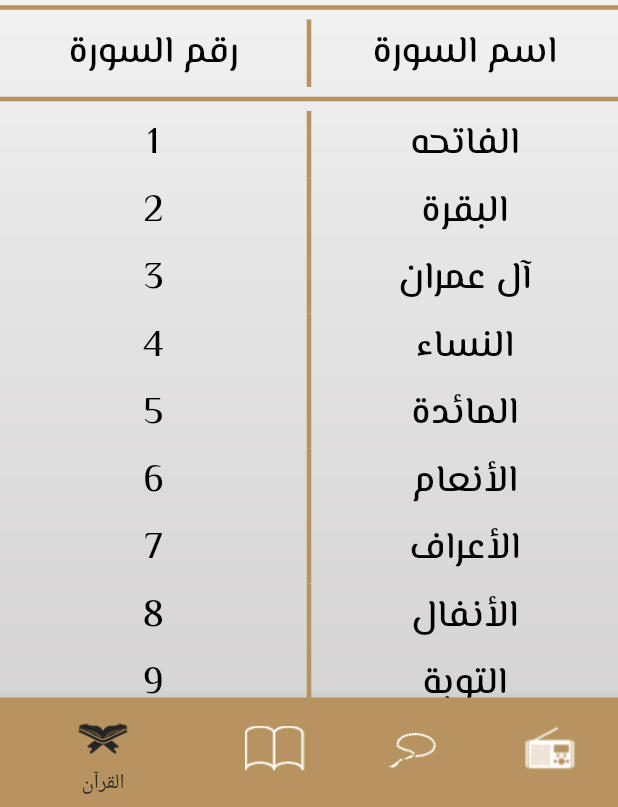
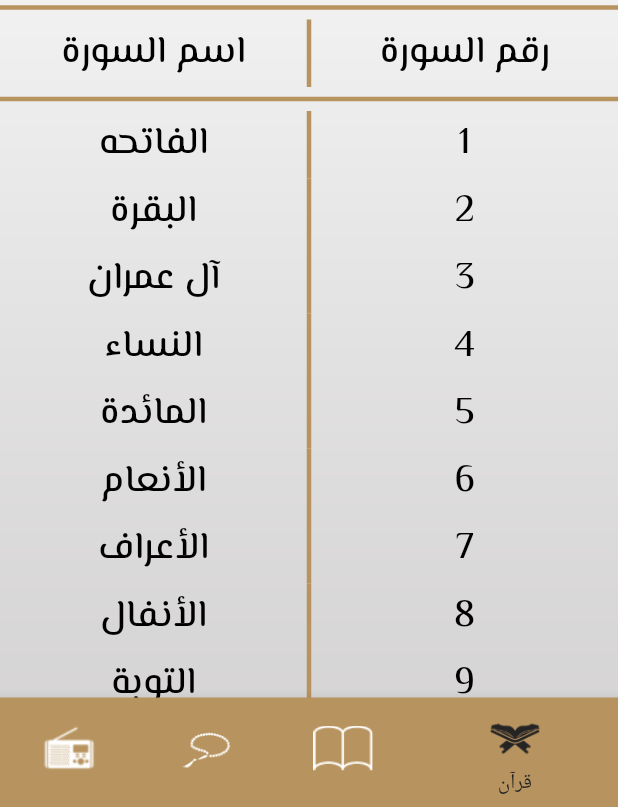
Before and after one commit to maryamyasserr/islami_application, a Flutter app: the screen it shows after launch, on a phone screen of 412 x 824 dp, the part 429-1236 px from its top. Run offline on Flutter 3.47's test engine with Material 2 defaults, Android fonts, the phone set to English and light mode, and no system bars; our stand-ins replace google_fonts; generated files the repository leaves out were written again.

```diff
--- /dev/null
+++ b/l10n.yaml
@@ -0,0 +1,3 @@
+arb-dir: lib/l10n
+template-arb-file: app_en.arb
+output-localization-file: app_localizations.dart
--- a/lib/home/home_screen.dart
+++ b/lib/home/home_screen.dart
@@ -3,6 +3,7 @@ import 'package:islami_app/home/hadeth/hadeth_tab.dart';
 import 'package:islami_app/home/quran/quran_tab.dart';
 import 'package:islami_app/home/radio/radio_tab.dart';
 import 'package:islami_app/home/sebha/sebha_tab.dart';
+import 'package:flutter_gen/gen_l10n/app_localizations.dart';
 
 class HomeScreen extends StatefulWidget {
   static const String routeName = 'HomeScreen';
@@ -27,7 +28,7 @@ class _HomeScreenState extends State<HomeScreen> {
         Scaffold(
           appBar: AppBar(
             title: Text(
-              'إسلامي',
+              AppLocalizations.of(context)!.islami,
               style: Theme.of(context).textTheme.titleLarge,
             ),
           ),
@@ -46,17 +47,17 @@ class _HomeScreenState extends State<HomeScreen> {
                     icon: ImageIcon(AssetImage(
                       'assets/images/icon_quran.png',
                     )),
-                    label: 'القرآن'),
+                    label: AppLocalizations.of(context)!.quran),
                 BottomNavigationBarItem(
                     icon:
                         ImageIcon(AssetImage('assets/images/icon_hadeth.png')),
-                    label: 'الأحاديث'),
+                    label: AppLocalizations.of(context)!.hadeth),
                 BottomNavigationBarItem(
                     icon: ImageIcon(AssetImage('assets/images/icon_sebha.png')),
-                    label: 'التسبيح'),
+                    label: AppLocalizations.of(context)!.tasbeh),
                 BottomNavigationBarItem(
                     icon: ImageIcon(AssetImage('assets/images/icon_radio.png')),
-                    label: 'الراديو'),
+                    label: AppLocalizations.of(context)!.radio),
               ],
             ),
           ),
--- a/lib/main.dart
+++ b/lib/main.dart
@@ -3,6 +3,7 @@ import 'package:islami_app/home/hadeth/hadeth_details.dart';
 import 'package:islami_app/home/home_screen.dart';
 import 'package:islami_app/home/quran/quran_details.dart';
 import 'package:islami_app/my_theme.dart';
+import 'package:flutter_gen/gen_l10n/app_localizations.dart';
 
 void main() {
   runApp(const MyApp());
@@ -14,12 +15,15 @@ class MyApp extends StatelessWidget {
   @override
   Widget build(BuildContext context) {
     return MaterialApp(
-      debugShowCheckedModeBanner: false,
-      initialRoute: HomeScreen.routeName,
-      routes: {
+        debugShowCheckedModeBanner: false,
+        initialRoute: HomeScreen.routeName,
+        localizationsDelegates: AppLocalizations.localizationsDelegates,
+        supportedLocales: AppLocalizations.supportedLocales,
+        locale: Locale('ar'),
+        routes: {
           HomeScreen.routeName: (context) => HomeScreen(),
           QuranDetails.routeName: (context) => QuranDetails(),
-        HadethDetails.routeName: (context) => HadethDetails()
+          HadethDetails.routeName: (context) => HadethDetails()
         },
         theme: MyTheme.lightmode);
   }
--- a/pubspec.yaml
+++ b/pubspec.yaml
@@ -40,6 +40,9 @@ dependencies:
 dev_dependencies:
   flutter_test:
     sdk: flutter
+  flutter_localizations:
+    sdk: flutter
+  intl: any
   # The "flutter_lints" package below contains a set of recommended lints to
   # encourage good coding practices. The lint set provided by the package is
   # activated in the `analysis_options.yaml` file located at the root of your
@@ -57,6 +60,7 @@ flutter:
   # included with your application, so that you can use the icons in
   # the material Icons class.
   uses-material-design: true
+  generate: true
 
   # To add assets to your application, add an assets section, like this:
   assets:
```
Also changed, not shown: lib/l10n/app_ar.arb (added, +9 -0 lines), lib/l10n/app_en.arb (added, +9 -0 lines), pubspec.lock.
